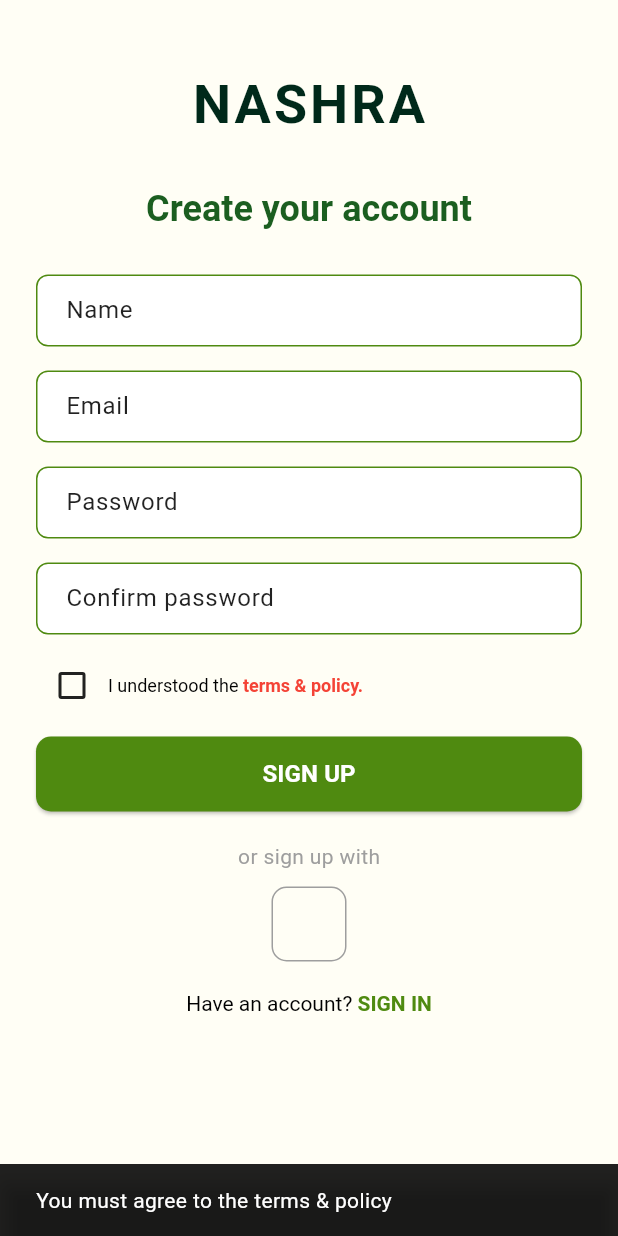
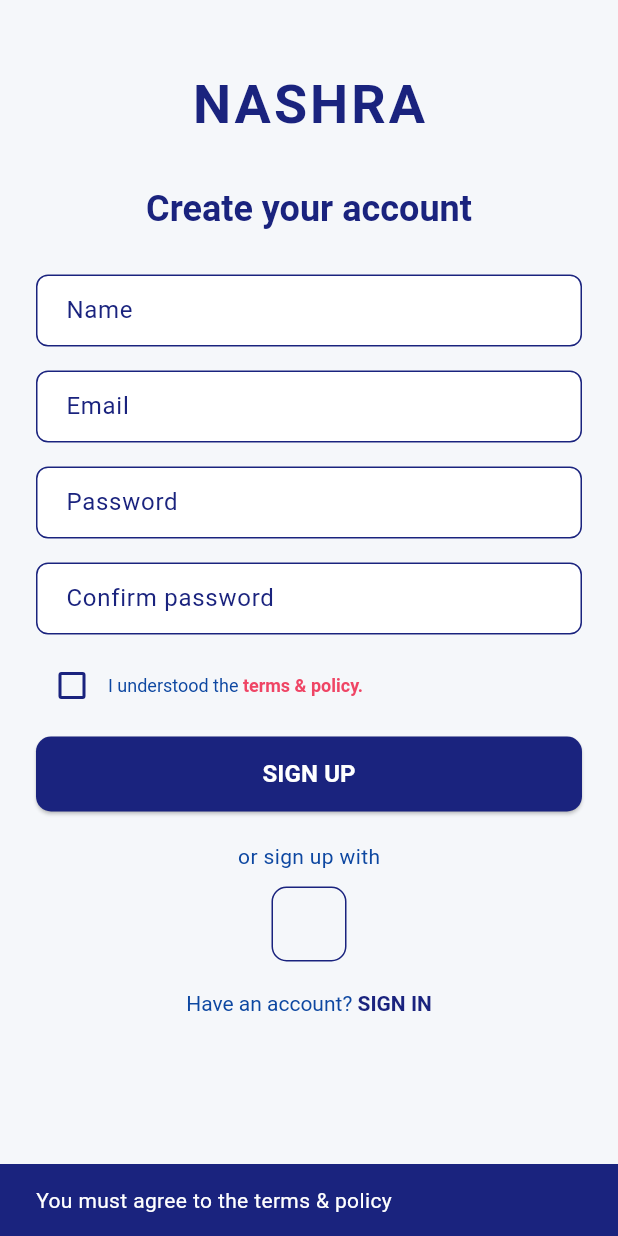
Before and after one commit to farahh212/Nashra-App, a Flutter app: the SignUpPage screen opened directly, after a tap on "SIGN UP", on a phone screen of 412 x 824 dp. Run offline on Flutter 3.47's test engine with Material 3 defaults, Android fonts, the phone set to English and light mode, and no system bars; our stand-ins replace cloud_firestore, file_picker, firebase_auth, firebase_core, firebase_database, firebase_messaging and 9 more; missing offline and left inert: firebase_app_check, syncfusion_flutter_pdfviewer; accounts and stored records are empty; generated files the repository leaves out were written again.

Commit message:
Added dark mode theme feature

```diff
--- a/lib/screens/SplashScreen.dart
+++ b/lib/screens/SplashScreen.dart
@@ -1,4 +1,5 @@
 import 'package:flutter/material.dart';
+import '../utils/theme.dart';
 
 class SplashScreen extends StatefulWidget {
   const SplashScreen({Key? key}) : super(key: key);
@@ -19,30 +20,31 @@ class _SplashScreenState extends State<SplashScreen> {
 
   void _startAnimation() async {
     for (int i = 1; i <= _letters.length; i++) {
-      await Future.delayed(const Duration(milliseconds: 3000));
+      await Future.delayed(const Duration(milliseconds: 150));
       setState(() => _step = i);
     }
 
-    await Future.delayed(const Duration(milliseconds: 1000));
-    Navigator.pushReplacementNamed(context, '/startup'); // 👈 Transition to StartUp
+    await Future.delayed(const Duration(milliseconds: 300));
+    Navigator.pushReplacementNamed(context, '/startup');
   }
 
   @override
   Widget build(BuildContext context) {
+    final theme = Theme.of(context);
     return Scaffold(
-      backgroundColor: const Color(0xFFFFFEF5),
+      backgroundColor: theme.scaffoldBackgroundColor,
       body: Center(
         child: AnimatedSwitcher(
-          duration: const Duration(milliseconds: 2000),
+          duration: const Duration(milliseconds: 200),
           transitionBuilder: (child, animation) =>
               FadeTransition(opacity: animation, child: child),
           child: Text(
             _letters[_step - 1],
             key: ValueKey(_letters[_step - 1]),
-            style: const TextStyle(
+            style: TextStyle(
               fontSize: 40,
               fontWeight: FontWeight.bold,
-              color: Color(0xFF1B5E20), // dark government green
+              color: theme.colorScheme.primary,
               letterSpacing: 6,
             ),
           ),
--- a/lib/signup.dart
+++ b/lib/signup.dart
@@ -1,6 +1,7 @@
 import 'package:firebase_auth/firebase_auth.dart';
 import 'package:flutter/material.dart';
 import 'login.dart';
+import 'utils/theme.dart';
 
 class SignUpPage extends StatefulWidget {
   @override
@@ -48,8 +49,9 @@ class _SignUpPageState extends State<SignUpPage> {
 
   @override
   Widget build(BuildContext context) {
+    final theme = Theme.of(context);
     return Scaffold(
-      backgroundColor: Color(0xFFFFFEF5),
+      backgroundColor: theme.scaffoldBackgroundColor,
       body: SafeArea(
         child: SingleChildScrollView(
           padding: const EdgeInsets.all(24.0),
@@ -62,7 +64,7 @@ class _SignUpPageState extends State<SignUpPage> {
                 style: TextStyle(
                   fontSize: 36,
                   fontWeight: FontWeight.bold,
-                  color: Color(0xFF00291A),
+                  color: theme.colorScheme.primary,
                   letterSpacing: 2,
                 ),
               ),
@@ -70,23 +72,27 @@ class _SignUpPageState extends State<SignUpPage> {
               RichText(
                 text: TextSpan(
                   text: 'Create ',
-                  style: TextStyle(fontSize: 24, fontWeight: FontWeight.bold, color: Colors.green[900]),
+                  style: TextStyle(
+                    fontSize: 24,
+                    fontWeight: FontWeight.bold,
+                    color: theme.colorScheme.primary,
+                  ),
                   children: [
                     TextSpan(
                       text: 'your account',
-                      style: TextStyle(color: Colors.green[900]),
+                      style: TextStyle(color: theme.colorScheme.primary),
                     ),
                   ],
                 ),
               ),
               SizedBox(height: 30),
-              buildTextField('Name', 'ex: ali ahmed', _nameController),
+              buildTextField('Name', 'ex: ali ahmed', _nameController, theme),
               SizedBox(height: 16),
-              buildTextField('Email', 'ex: ali.ahmed123@email.com', _emailController),
+              buildTextField('Email', 'ex: ali.ahmed123@email.com', _emailController, theme),
               SizedBox(height: 16),
-              buildTextField('Password', '********', _passwordController, isPassword: true),
+              buildTextField('Password', '********', _passwordController, theme, isPassword: true),
               SizedBox(height: 16),
-              buildTextField('Confirm password', '********', _confirmPasswordController, isPassword: true),
+              buildTextField('Confirm password', '********', _confirmPasswordController, theme, isPassword: true),
               SizedBox(height: 10),
               Row(
                 children: [
@@ -97,17 +103,23 @@ class _SignUpPageState extends State<SignUpPage> {
                         _agreeToTerms = value!;
                       });
                     },
-                    activeColor: Colors.green,
+                    activeColor: theme.colorScheme.primary,
                   ),
                   Expanded(
                     child: RichText(
                       text: TextSpan(
                         text: 'I understood the ',
-                        style: TextStyle(color: Colors.black, fontSize: 12),
+                        style: TextStyle(
+                          color: theme.textTheme.bodyMedium?.color,
+                          fontSize: 12,
+                        ),
                         children: [
                           TextSpan(
                             text: 'terms & policy.',
-                            style: TextStyle(color: Colors.red, fontWeight: FontWeight.bold),
+                            style: TextStyle(
+                              color: theme.colorScheme.error,
+                              fontWeight: FontWeight.bold,
+                            ),
                           ),
                         ],
                       ),
@@ -122,19 +134,26 @@ class _SignUpPageState extends State<SignUpPage> {
                 child: ElevatedButton(
                   onPressed: _signUp,
                   style: ElevatedButton.styleFrom(
-                    backgroundColor: Color(0xFF4F8A10),
+                    backgroundColor: theme.colorScheme.primary,
                     shape: RoundedRectangleBorder(
                       borderRadius: BorderRadius.circular(10),
                     ),
                   ),
                   child: Text(
                     'SIGN UP',
-                    style: TextStyle(fontWeight: FontWeight.bold, fontSize: 16, color: Colors.white),
+                    style: TextStyle(
+                      fontWeight: FontWeight.bold,
+                      fontSize: 16,
+                      color: theme.colorScheme.onPrimary,
+                    ),
                   ),
                 ),
               ),
               SizedBox(height: 20),
-              Text('or sign up with', style: TextStyle(color: Colors.grey)),
+              Text(
+                'or sign up with',
+                style: TextStyle(color: theme.textTheme.bodyMedium?.color),
+              ),
               SizedBox(height: 10),
               GestureDetector(
                 onTap: () {
@@ -145,10 +164,9 @@ class _SignUpPageState extends State<SignUpPage> {
                   width: 50,
                   padding: EdgeInsets.all(8),
                   decoration: BoxDecoration(
-                    border: Border.all(color: Colors.grey),
+                    border: Border.all(color: theme.dividerColor),
                     borderRadius: BorderRadius.circular(10),
                   ),
-                 // child: Image.asset('assets/google.png'), // <-- Make sure you have a Google logo at assets/google.png
                 ),
               ),
               SizedBox(height: 20),
@@ -159,11 +177,14 @@ class _SignUpPageState extends State<SignUpPage> {
                 child: RichText(
                   text: TextSpan(
                     text: 'Have an account? ',
-                    style: TextStyle(color: Colors.black),
+                    style: TextStyle(color: theme.textTheme.bodyMedium?.color),
                     children: [
                       TextSpan(
                         text: 'SIGN IN',
-                        style: TextStyle(color: Color(0xFF4F8A10), fontWeight: FontWeight.bold),
+                        style: TextStyle(
+                          color: theme.colorScheme.primary,
+                          fontWeight: FontWeight.bold,
+                        ),
                       ),
                     ],
                   ),
@@ -176,19 +197,28 @@ class _SignUpPageState extends State<SignUpPage> {
     );
   }
 
-  Widget buildTextField(String label, String hint, TextEditingController controller, {bool isPassword = false}) {
+  Widget buildTextField(
+    String label,
+    String hint,
+    TextEditingController controller,
+    ThemeData theme, {
+    bool isPassword = false,
+  }) {
     return TextField(
       controller: controller,
       obscureText: isPassword,
+      style: TextStyle(color: theme.textTheme.bodyLarge?.color),
       decoration: InputDecoration(
         labelText: label,
         hintText: hint,
+        labelStyle: TextStyle(color: theme.colorScheme.primary),
+        hintStyle: TextStyle(color: theme.textTheme.bodyMedium?.color),
         enabledBorder: OutlineInputBorder(
-          borderSide: BorderSide(color: Color(0xFF4F8A10)),
+          borderSide: BorderSide(color: theme.colorScheme.primary),
           borderRadius: BorderRadius.circular(8),
         ),
         focusedBorder: OutlineInputBorder(
-          borderSide: BorderSide(color: Color(0xFF4F8A10)),
+          borderSide: BorderSide(color: theme.colorScheme.primary),
           borderRadius: BorderRadius.circular(8),
         ),
       ),
```
Also changed, not shown: lib/Sidebars/CitizenSidebar.dart (+29 -11 lines), lib/Sidebars/govSidebar.dart (+46 -11 lines), lib/login.dart (+30 -32 lines), lib/startup.dart (+14 -12 lines), lib/utils/theme.dart (+30 -30 lines).
